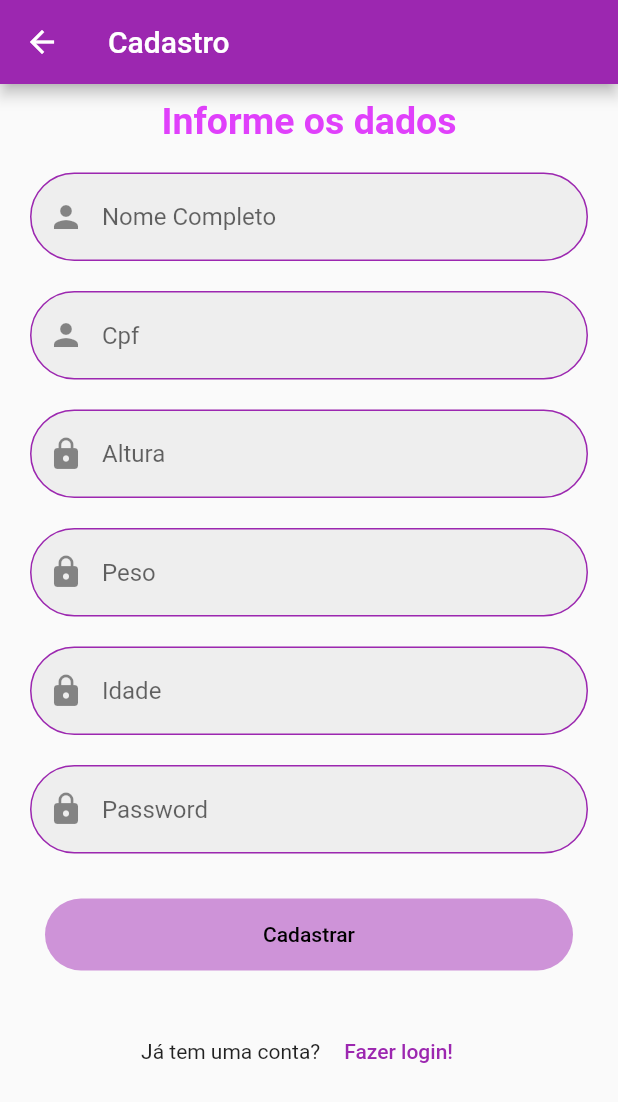
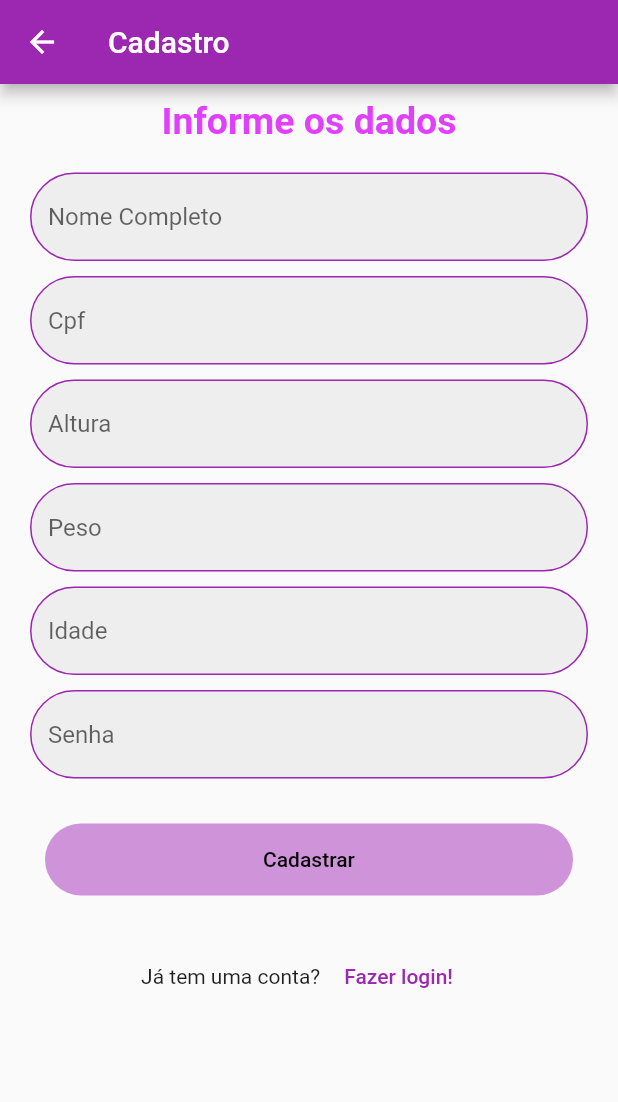
Before and after one commit to pedrokappes/app_gym, a Flutter app: the SignupForm screen opened directly, on a phone screen of 412 x 824 dp. Shown: the top 1102 px of the screen. Run offline on Flutter 3.47's test engine with Material 2 defaults, Android fonts, the phone set to English and light mode, and no system bars.

Commit message:
front login e cadastroo prontos

```diff
--- a/lib/Screens/LoginForm.dart
+++ b/lib/Screens/LoginForm.dart
@@ -1,3 +1,4 @@
+import 'package:app_maromba/Screens/HomePage.dart';
 import 'package:app_maromba/Screens/SignupForm.dart';
 import 'package:flutter/material.dart';
 
@@ -69,7 +70,7 @@ class _LoginFormState extends State<LoginForm> {
                         borderSide: BorderSide(color: Colors.purple),
                       ),
                       prefixIcon: Icon(Icons.lock),
-                      hintText: 'Password',
+                      hintText: 'Senha',
                       fillColor: Colors.grey[200],
                       filled: true,
                     ),
@@ -84,7 +85,10 @@ class _LoginFormState extends State<LoginForm> {
                       'Login',
                       style: TextStyle(color: Colors.black),
                     ),
-                    onPressed: (){ },
+                    onPressed: (){
+                      Navigator.push(context,
+                          MaterialPageRoute(builder: (_) => HomePage()));
+                    },
                   ),
                   decoration: BoxDecoration(
                     color: Colors.purple[200],
--- a/lib/Screens/SignupForm.dart
+++ b/lib/Screens/SignupForm.dart
@@ -39,7 +39,6 @@ class _SignupFormState extends State<SignupForm> {
                         borderRadius: BorderRadius.all(Radius.circular(30.0)),
                         borderSide: BorderSide(color: Colors.purple),
                       ),
-                      prefixIcon: Icon(Icons.person),
                       hintText: 'Nome Completo',
                       fillColor: Colors.grey[200],
                       filled: true,
@@ -48,7 +47,7 @@ class _SignupFormState extends State<SignupForm> {
                 ),
                 Container(
                   padding: EdgeInsets.symmetric(horizontal: 20.0),
-                  margin: EdgeInsets.only(top: 20.0),
+                  margin: EdgeInsets.only(top: 10.0),
                   child: TextFormField(
                     keyboardType: TextInputType.number,
                     decoration: InputDecoration(
@@ -60,7 +59,6 @@ class _SignupFormState extends State<SignupForm> {
                         borderRadius: BorderRadius.all(Radius.circular(30.0)),
                         borderSide: BorderSide(color: Colors.purple),
                       ),
-                      prefixIcon: Icon(Icons.person),
                       hintText: 'Cpf',
                       fillColor: Colors.grey[200],
                       filled: true,
@@ -69,10 +67,9 @@ class _SignupFormState extends State<SignupForm> {
                 ),
                 Container(
                   padding: EdgeInsets.symmetric(horizontal: 20.0),
-                  margin: EdgeInsets.only(top: 20.0),
+                  margin: EdgeInsets.only(top: 10.0),
                   child: TextFormField(
                     keyboardType: TextInputType.number,
-                    obscureText: true,
                     decoration: InputDecoration(
                       enabledBorder: OutlineInputBorder(
                         borderRadius: BorderRadius.all(Radius.circular(30.0)),
@@ -82,7 +79,6 @@ class _SignupFormState extends State<SignupForm> {
                         borderRadius: BorderRadius.all(Radius.circular(30.0)),
                         borderSide: BorderSide(color: Colors.purple),
                       ),
-                      prefixIcon: Icon(Icons.lock),
                       hintText: 'Altura',
                       fillColor: Colors.grey[200],
                       filled: true,
@@ -91,10 +87,9 @@ class _SignupFormState extends State<SignupForm> {
                 ),
                 Container(
                   padding: EdgeInsets.symmetric(horizontal: 20.0),
-                  margin: EdgeInsets.only(top: 20.0),
+                  margin: EdgeInsets.only(top: 10.0),
                   child: TextFormField(
                     keyboardType: TextInputType.number,
-                    obscureText: true,
                     decoration: InputDecoration(
                       enabledBorder: OutlineInputBorder(
                         borderRadius: BorderRadius.all(Radius.circular(30.0)),
@@ -104,7 +99,6 @@ class _SignupFormState extends State<SignupForm> {
                         borderRadius: BorderRadius.all(Radius.circular(30.0)),
                         borderSide: BorderSide(color: Colors.purple),
                       ),
-                      prefixIcon: Icon(Icons.lock),
                       hintText: 'Peso',
                       fillColor: Colors.grey[200],
                       filled: true,
@@ -113,10 +107,9 @@ class _SignupFormState extends State<SignupForm> {
                 ),
                 Container(
                   padding: EdgeInsets.symmetric(horizontal: 20.0),
-                  margin: EdgeInsets.only(top: 20.0),
+                  margin: EdgeInsets.only(top: 10.0),
                   child: TextFormField(
-                    keyboardType: TextInputType.number,
-                    obscureText: true,
+                    keyboardType: TextInputType.datetime,
                     decoration: InputDecoration(
                       enabledBorder: OutlineInputBorder(
                         borderRadius: BorderRadius.all(Radius.circular(30.0)),
@@ -126,7 +119,6 @@ class _SignupFormState extends State<SignupForm> {
                         borderRadius: BorderRadius.all(Radius.circular(30.0)),
                         borderSide: BorderSide(color: Colors.purple),
                       ),
-                      prefixIcon: Icon(Icons.lock),
                       hintText: 'Idade',
                       fillColor: Colors.grey[200],
                       filled: true,
@@ -135,7 +127,7 @@ class _SignupFormState extends State<SignupForm> {
                 ),
                 Container(
                   padding: EdgeInsets.symmetric(horizontal: 20.0),
-                  margin: EdgeInsets.only(top: 20.0),
+                  margin: EdgeInsets.only(top: 10.0),
                   child: TextFormField(
                     obscureText: true,
                     decoration: InputDecoration(
@@ -147,8 +139,7 @@ class _SignupFormState extends State<SignupForm> {
                         borderRadius: BorderRadius.all(Radius.circular(30.0)),
                         borderSide: BorderSide(color: Colors.purple),
                       ),
-                      prefixIcon: Icon(Icons.lock),
-                      hintText: 'Password',
+                      hintText: 'Senha',
                       fillColor: Colors.grey[200],
                       filled: true,
                     ),
```
Also changed, not shown: lib/Screens/HomePage.dart (added, +16 -0 lines).
